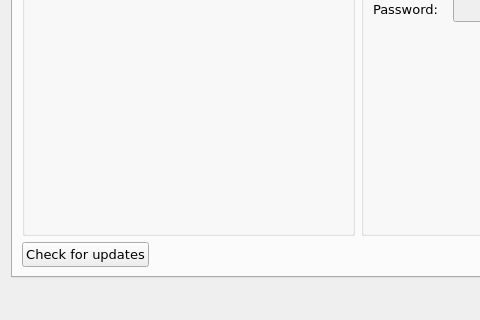
Above: src/Launchy/OptionDialog.ui from samsonwang/LaunchyQt before the change; both pictures show x 0 to 480 and y 206 to 526 of the 883 by 526 pixel window. Below: the same form after it.
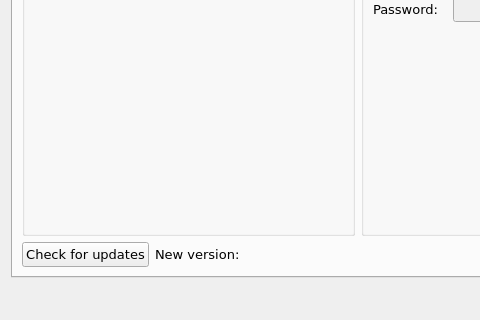
That is the form after the change. The open tabs and pages were chosen to show the change. Icons and pictures are not drawn. Custom widgets are drawn as their Qt base class.

Commit message: refactor: update checker fetch latest version from github api

```diff
--- a/src/Launchy/OptionDialog.ui
+++ b/src/Launchy/OptionDialog.ui
@@ -1532,7 +1532,7 @@
       <attribute name="title">
        <string>Update</string>
       </attribute>
-      <layout class="QVBoxLayout" name="verticalLayout_3">
+      <layout class="QVBoxLayout" name="verticalLayout_3" stretch="1,0">
        <item>
         <layout class="QHBoxLayout" name="horizontalLayout_19" stretch="2,3">
          <item>
@@ -1800,6 +1800,20 @@
            </property>
           </widget>
          </item>
+         <item>
+          <widget class="QLabel" name="labelNewVersionTitle">
+           <property name="text">
+            <string>New version:</string>
+           </property>
+          </widget>
+         </item>
+         <item>
+          <widget class="QLabel" name="labelNewVersion">
+           <property name="cursor">
+            <cursorShape>PointingHandCursor</cursorShape>
+           </property>
+          </widget>
+         </item>
          <item>
           <spacer name="horizontalSpacer_9">
            <property name="orientation">
```
The commit also changes 10 other files.
